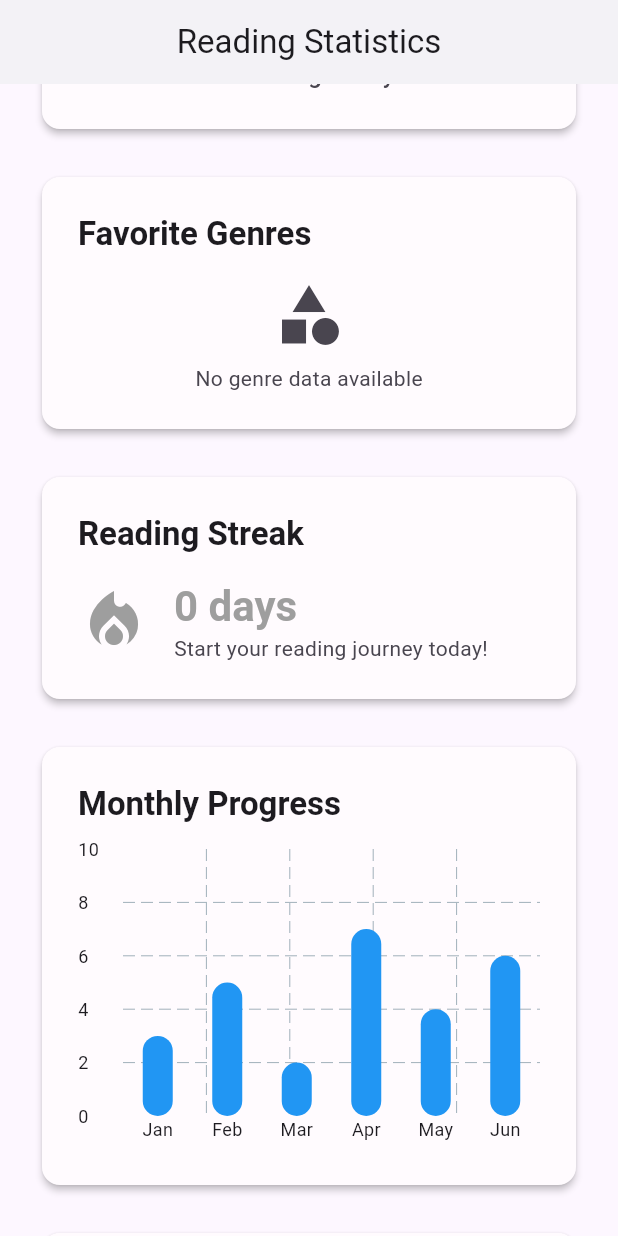
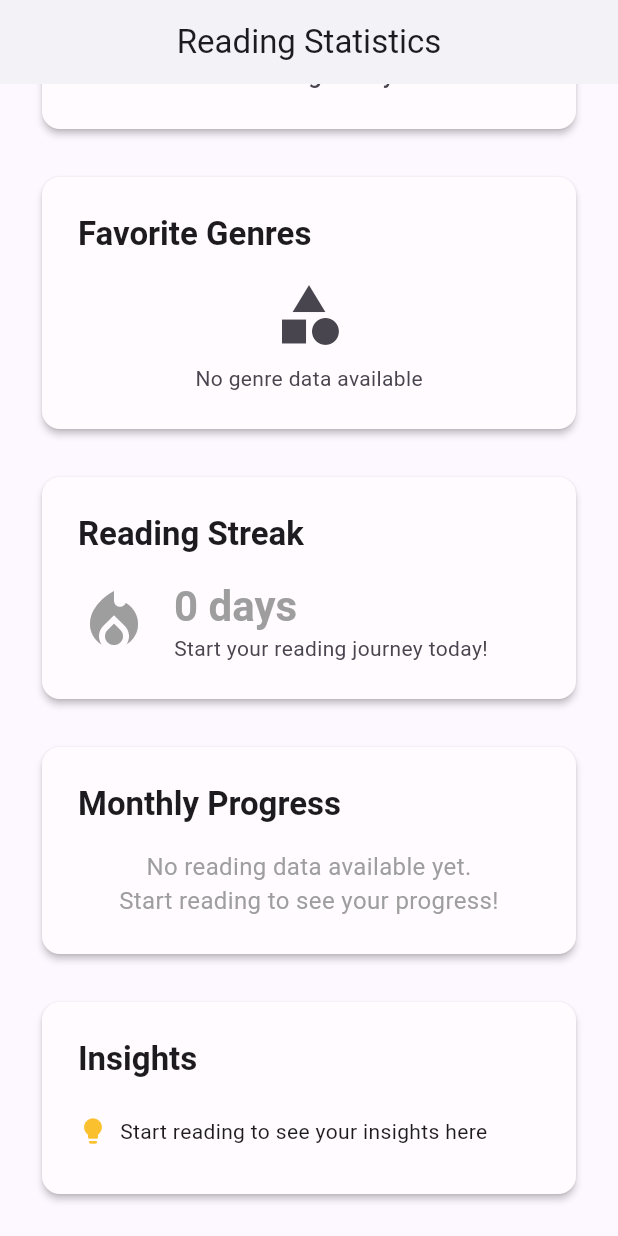
Before and after one commit to jhaji246/book-trackr, a Flutter app: the ReadingStatisticsScreen screen opened by its route, scrolled down 494 dp, on a phone screen of 412 x 824 dp. Run offline on Flutter 3.47's test engine with Material 3 defaults, Android fonts, the phone set to English and light mode, and no system bars; drawn by our look-alikes of fl_chart; our stand-ins replace cached_network_image, cloud_firestore, dio, firebase_auth, firebase_core, firebase_messaging and 11 more; accounts and stored records are empty; network calls fail.

Commit message:
🚫 Remove all mock data: Ensure app fetches data only from APIs
- Remove fallback hardcoded books from books_provider.dart
- Replace mock monthly reading data with real API data in reading_statistics_screen.dart
- Implement real monthly reading data calculation from user's bookshelf
- Add proper error handling when API calls fail
- Ensure app is 100% API-driven with no mock data
- Add dynamic chart scaling based on actual data
- Show appropriate messages when no data is available

```diff
--- a/lib/features/statistics/presentation/screens/reading_statistics_screen.dart
+++ b/lib/features/statistics/presentation/screens/reading_statistics_screen.dart
@@ -363,15 +363,38 @@ class ReadingStatisticsScreen extends ConsumerWidget {
   }
 
   Widget _buildMonthlyProgress(BuildContext context, bookshelfState) {
-    // Mock monthly data - in a real app, this would come from actual reading data
-    final monthlyData = [
-      {'month': 'Jan', 'books': 3},
-      {'month': 'Feb', 'books': 5},
-      {'month': 'Mar', 'books': 2},
-      {'month': 'Apr', 'books': 7},
-      {'month': 'May', 'books': 4},
-      {'month': 'Jun', 'books': 6},
-    ];
+    // Get real monthly data from user's reading history
+    final monthlyData = _getMonthlyReadingData(bookshelfState);
+
+    if (monthlyData.isEmpty) {
+      return Card(
+        child: Padding(
+          padding: const EdgeInsets.all(AppConstants.paddingLarge),
+          child: Column(
+            crossAxisAlignment: CrossAxisAlignment.start,
+            children: [
+              Text(
+                'Monthly Progress',
+                style: Theme.of(context).textTheme.titleLarge?.copyWith(
+                  fontWeight: FontWeight.bold,
+                ),
+              ),
+              const SizedBox(height: AppConstants.paddingMedium),
+              const Center(
+                child: Text(
+                  'No reading data available yet.\nStart reading to see your progress!',
+                  textAlign: TextAlign.center,
+                  style: TextStyle(
+                    color: Colors.grey,
+                    fontSize: 16,
+                  ),
+                ),
+              ),
+            ],
+          ),
+        ),
+      );
+    }
 
     return Card(
       child: Padding(
@@ -391,18 +414,21 @@ class ReadingStatisticsScreen extends ConsumerWidget {
               child: BarChart(
                 BarChartData(
                   alignment: BarChartAlignment.spaceAround,
-                  maxY: 10,
+                  maxY: _getMaxBooksCount(monthlyData).toDouble(),
                   barTouchData: BarTouchData(enabled: false),
                   titlesData: FlTitlesData(
                     show: true,
                     bottomTitles: AxisTitles(
                       sideTitles: SideTitles(
                         showTitles: true,
-                        getTitlesWidget: (value, meta) {
-                          return Text(
-                            monthlyData[value.toInt()]['month'] as String,
-                            style: const TextStyle(fontSize: 12),
-                          );
+                        getTitlesWidget: (value, index) {
+                          if (value.toInt() < monthlyData.length) {
+                            return Text(
+                              monthlyData[value.toInt()]['month'] as String,
+                              style: const TextStyle(fontSize: 12),
+                            );
+                          }
+                          return const Text('');
                         },
                       ),
                     ),
@@ -441,6 +467,58 @@ class ReadingStatisticsScreen extends ConsumerWidget {
         ),
       ),
     );
+  }
+
+  /// Get real monthly reading data from user's bookshelf
+  List<Map<String, dynamic>> _getMonthlyReadingData(bookshelfState) {
+    final monthlyData = <Map<String, dynamic>>[];
+    final currentYear = DateTime.now().year;
+
+    // Get all completed books from this year
+    final completedBooks = bookshelfState.completed.where((book) {
+      if (book.completedAt == null) return false;
+      return book.completedAt!.year == currentYear;
+    }).toList();
+
+    // Group books by month
+    final monthlyCounts = <int, int>{};
+    for (int month = 1; month <= 12; month++) {
+      monthlyCounts[month] = 0;
+    }
+
+    for (final book in completedBooks) {
+      final month = book.completedAt!.month;
+      monthlyCounts[month] = (monthlyCounts[month] ?? 0) + 1;
+    }
+
+    // Convert to chart data format
+    final monthNames = [
+      'Jan', 'Feb', 'Mar', 'Apr', 'May', 'Jun',
+      'Jul', 'Aug', 'Sep', 'Oct', 'Nov', 'Dec'
+    ];
+
+    for (int month = 1; month <= 12; month++) {
+      if (monthlyCounts[month]! > 0) {
+        monthlyData.add({
+          'month': monthNames[month - 1],
+          'books': monthlyCounts[month],
+        });
+      }
+    }
+
+    return monthlyData;
+  }
+
+  /// Get the maximum number of books for chart scaling
+  int _getMaxBooksCount(List<Map<String, dynamic>> monthlyData) {
+    if (monthlyData.isEmpty) return 1;
+
+    final maxBooks = monthlyData.fold<int>(
+      0,
+      (max, month) => month['books'] > max ? month['books'] : max,
+    );
+
+    return maxBooks == 0 ? 1 : maxBooks;
   }
 
   Widget _buildInsights(BuildContext context, bookshelfState, goalsState) {
```
Also changed, not shown: lib/shared/providers/books_provider.dart (+1 -44 lines).
